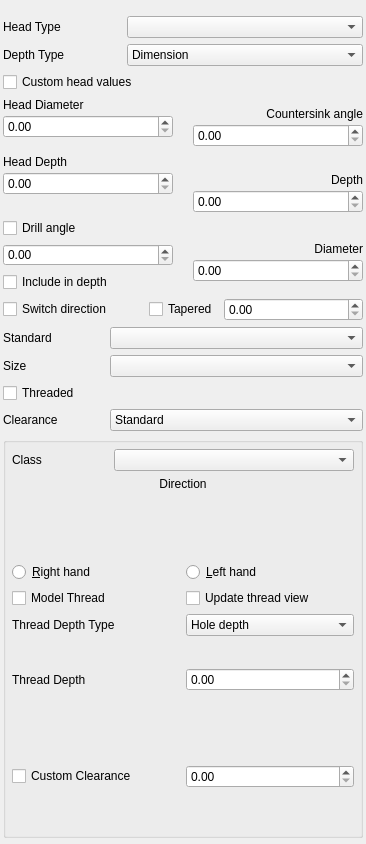
First picture: the form in src/Mod/PartDesign/Gui/TaskHoleParameters.ui, repository kadet1090/FreeCAD, before the edit.
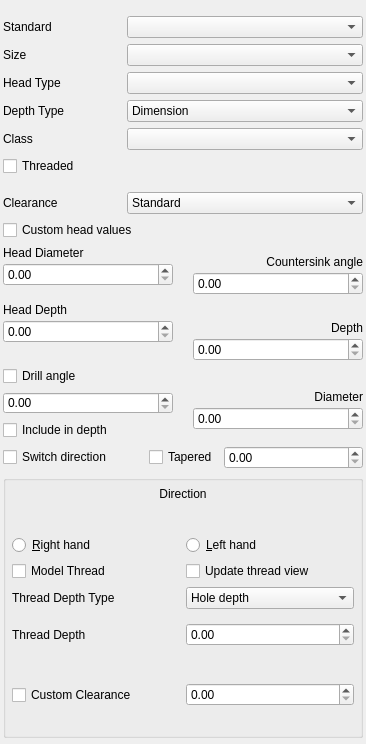
Second picture: the form after the edit. Custom widgets are drawn as their Qt base class.

Commit message:
PD: Change layout of control elements of TaskHoleParameters dialog
See forum thread: https://forum.freecad.org/viewtopic.php?p=823968#p823968

Diff of the .ui file:
```diff
--- a/src/Mod/PartDesign/Gui/TaskHoleParameters.ui
+++ b/src/Mod/PartDesign/Gui/TaskHoleParameters.ui
@@ -7,7 +7,7 @@
     <x>0</x>
     <y>0</y>
     <width>366</width>
-    <height>844</height>
+    <height>744</height>
    </rect>
   </property>
   <property name="sizePolicy">
@@ -37,46 +37,53 @@
      <property name="topMargin">
       <number>10</number>
      </property>
-     <item row="2" column="0">
-      <widget class="Gui::ElideLabel" name="labelDepthType">
-       <property name="sizePolicy">
-        <sizepolicy hsizetype="Ignored" vsizetype="Preferred">
-         <horstretch>0</horstretch>
-         <verstretch>0</verstretch>
-        </sizepolicy>
-       </property>
-       <property name="layoutDirection">
-        <enum>Qt::LayoutDirection::LeftToRight</enum>
-       </property>
-       <property name="text">
-        <string>Depth Type</string>
-       </property>
-      </widget>
-     </item>
-     <item row="2" column="1">
-      <widget class="QComboBox" name="DepthType">
-       <property name="sizePolicy">
-        <sizepolicy hsizetype="Ignored" vsizetype="Fixed">
-         <horstretch>0</horstretch>
-         <verstretch>0</verstretch>
-        </sizepolicy>
-       </property>
-       <property name="layoutDirection">
-        <enum>Qt::LayoutDirection::LeftToRight</enum>
-       </property>
-       <item>
-        <property name="text">
-         <string>Dimension</string>
-        </property>
-       </item>
-       <item>
-        <property name="text">
-         <string>Through all</string>
-        </property>
-       </item>
-      </widget>
-     </item>
      <item row="0" column="0">
+      <widget class="Gui::ElideLabel" name="labelThreadType">
+       <property name="sizePolicy">
+        <sizepolicy hsizetype="Ignored" vsizetype="Preferred">
+         <horstretch>0</horstretch>
+         <verstretch>0</verstretch>
+        </sizepolicy>
+       </property>
+       <property name="text">
+        <string>Standard</string>
+       </property>
+      </widget>
+     </item>
+     <item row="0" column="1">
+      <widget class="QComboBox" name="ThreadType">
+       <property name="sizePolicy">
+        <sizepolicy hsizetype="Ignored" vsizetype="Fixed">
+         <horstretch>0</horstretch>
+         <verstretch>0</verstretch>
+        </sizepolicy>
+       </property>
+      </widget>
+     </item>
+     <item row="1" column="0">
+      <widget class="Gui::ElideLabel" name="labelSize">
+       <property name="sizePolicy">
+        <sizepolicy hsizetype="Ignored" vsizetype="Preferred">
+         <horstretch>0</horstretch>
+         <verstretch>0</verstretch>
+        </sizepolicy>
+       </property>
+       <property name="text">
+        <string>Size</string>
+       </property>
+      </widget>
+     </item>
+     <item row="1" column="1">
+      <widget class="QComboBox" name="ThreadSize">
+       <property name="sizePolicy">
+        <sizepolicy hsizetype="Ignored" vsizetype="Fixed">
+         <horstretch>0</horstretch>
+         <verstretch>0</verstretch>
+        </sizepolicy>
+       </property>
+      </widget>
+     </item>
+     <item row="2" column="0">
       <widget class="Gui::ElideLabel" name="labelHeadType">
        <property name="sizePolicy">
         <sizepolicy hsizetype="Ignored" vsizetype="Preferred">
@@ -92,7 +99,7 @@
        </property>
       </widget>
      </item>
-     <item row="0" column="1">
+     <item row="2" column="1">
       <widget class="QComboBox" name="HoleCutType">
        <property name="sizePolicy">
         <sizepolicy hsizetype="Ignored" vsizetype="Fixed">
@@ -105,6 +112,136 @@
        </property>
       </widget>
      </item>
+     <item row="3" column="0">
+      <widget class="Gui::ElideLabel" name="labelDepthType">
+       <property name="sizePolicy">
+        <sizepolicy hsizetype="Ignored" vsizetype="Preferred">
+         <horstretch>0</horstretch>
+         <verstretch>0</verstretch>
+        </sizepolicy>
+       </property>
+       <property name="layoutDirection">
+        <enum>Qt::LayoutDirection::LeftToRight</enum>
+       </property>
+       <property name="text">
+        <string>Depth Type</string>
+       </property>
+      </widget>
+     </item>
+     <item row="3" column="1">
+      <widget class="QComboBox" name="DepthType">
+       <property name="sizePolicy">
+        <sizepolicy hsizetype="Ignored" vsizetype="Fixed">
+         <horstretch>0</horstretch>
+         <verstretch>0</verstretch>
+        </sizepolicy>
+       </property>
+       <property name="layoutDirection">
+        <enum>Qt::LayoutDirection::LeftToRight</enum>
+       </property>
+       <item>
+        <property name="text">
+         <string>Dimension</string>
+        </property>
+       </item>
+       <item>
+        <property name="text">
+         <string>Through all</string>
+        </property>
+       </item>
+      </widget>
+     </item>
+     <item row="4" column="0">
+      <widget class="Gui::ElideLabel" name="labelThreadClass">
+       <property name="sizePolicy">
+        <sizepolicy hsizetype="Preferred" vsizetype="Preferred">
+         <horstretch>0</horstretch>
+         <verstretch>0</verstretch>
+        </sizepolicy>
+       </property>
+       <property name="text">
+        <string>Class</string>
+       </property>
+      </widget>
+     </item>
+     <item row="4" column="1">
+      <widget class="QComboBox" name="ThreadClass">
+       <property name="sizePolicy">
+        <sizepolicy hsizetype="Ignored" vsizetype="Fixed">
+         <horstretch>0</horstretch>
+         <verstretch>0</verstretch>
+        </sizepolicy>
+       </property>
+       <property name="toolTip">
+        <string>Tolerance class for threaded holes according to hole profile</string>
+       </property>
+      </widget>
+     </item>
+    </layout>
+   </item>
+   <item>
+    <widget class="QCheckBox" name="Threaded">
+     <property name="sizePolicy">
+      <sizepolicy hsizetype="Expanding" vsizetype="Fixed">
+       <horstretch>0</horstretch>
+       <verstretch>0</verstretch>
+      </sizepolicy>
+     </property>
+     <property name="toolTip">
+      <string>Whether the hole gets a thread</string>
+     </property>
+     <property name="text">
+      <string>Threaded</string>
+     </property>
+    </widget>
+   </item>
+   <item>
+    <layout class="QGridLayout" name="threadFitLayout" columnstretch="2,4">
+     <property name="topMargin">
+      <number>10</number>
+     </property>
+     <item row="0" column="0">
+      <widget class="Gui::ElideLabel" name="labelThreadClearance">
+       <property name="sizePolicy">
+        <sizepolicy hsizetype="Preferred" vsizetype="Minimum">
+         <horstretch>0</horstretch>
+         <verstretch>0</verstretch>
+        </sizepolicy>
+       </property>
+       <property name="text">
+        <string>Clearance</string>
+       </property>
+      </widget>
+     </item>
+     <item row="0" column="1">
+      <widget class="QComboBox" name="ThreadFit">
+       <property name="sizePolicy">
+        <sizepolicy hsizetype="Preferred" vsizetype="Fixed">
+         <horstretch>0</horstretch>
+         <verstretch>0</verstretch>
+        </sizepolicy>
+       </property>
+       <property name="toolTip">
+        <string>Hole clearance
+Only available for holes without thread</string>
+       </property>
+       <item>
+        <property name="text">
+         <string>Standard</string>
+        </property>
+       </item>
+       <item>
+        <property name="text">
+         <string>Close</string>
+        </property>
+       </item>
+       <item>
+        <property name="text">
+         <string>Wide</string>
+        </property>
+       </item>
+      </widget>
+     </item>
     </layout>
    </item>
    <item>
@@ -584,141 +721,6 @@
      </item>
     </layout>
    </item>
-   <item>
-    <layout class="QGridLayout" name="profileLayout" rowstretch="0,0,0" columnstretch="2,5">
-     <property name="topMargin">
-      <number>0</number>
-     </property>
-     <item row="2" column="1">
-      <widget class="QComboBox" name="ThreadSize">
-       <property name="sizePolicy">
-        <sizepolicy hsizetype="Ignored" vsizetype="Fixed">
-         <horstretch>0</horstretch>
-         <verstretch>0</verstretch>
-        </sizepolicy>
-       </property>
-      </widget>
-     </item>
-     <item row="2" column="0">
-      <widget class="Gui::ElideLabel" name="labelSize">
-       <property name="sizePolicy">
-        <sizepolicy hsizetype="Ignored" vsizetype="Preferred">
-         <horstretch>0</horstretch>
-         <verstretch>0</verstretch>
-        </sizepolicy>
-       </property>
-       <property name="text">
-        <string>Size</string>
-       </property>
-      </widget>
-     </item>
-     <item row="1" column="1">
-      <widget class="QComboBox" name="ThreadType">
-       <property name="sizePolicy">
-        <sizepolicy hsizetype="Ignored" vsizetype="Fixed">
-         <horstretch>0</horstretch>
-         <verstretch>0</verstretch>
-        </sizepolicy>
-       </property>
-      </widget>
-     </item>
-     <item row="1" column="0">
-      <widget class="Gui::ElideLabel" name="labelThreadType">
-       <property name="sizePolicy">
-        <sizepolicy hsizetype="Ignored" vsizetype="Preferred">
-         <horstretch>0</horstretch>
-         <verstretch>0</verstretch>
-        </sizepolicy>
-       </property>
-       <property name="text">
-        <string>Standard</string>
-       </property>
-      </widget>
-     </item>
-    </layout>
-   </item>
-   <item>
-    <widget class="QCheckBox" name="Threaded">
-     <property name="sizePolicy">
-      <sizepolicy hsizetype="Expanding" vsizetype="Fixed">
-       <horstretch>0</horstretch>
-       <verstretch>0</verstretch>
-      </sizepolicy>
-     </property>
-     <property name="toolTip">
-      <string>Whether the hole gets a thread</string>
-     </property>
-     <property name="text">
-      <string>Threaded</string>
-     </property>
-    </widget>
-   </item>
-   <item>
-    <widget class="QWidget" name="ClearanceWidget" native="true">
-     <property name="sizePolicy">
-      <sizepolicy hsizetype="Preferred" vsizetype="Fixed">
-       <horstretch>0</horstretch>
-       <verstretch>0</verstretch>
-      </sizepolicy>
-     </property>
-     <layout class="QHBoxLayout" name="horizontalLayout_6" stretch="2,5">
-      <property name="leftMargin">
-       <number>0</number>
-      </property>
-      <property name="topMargin">
-       <number>0</number>
-      </property>
-      <property name="rightMargin">
-       <number>0</number>
-      </property>
-      <property name="bottomMargin">
-       <number>0</number>
-      </property>
-      <item>
-       <widget class="Gui::ElideLabel" name="labelThreadClearance">
-        <property name="sizePolicy">
-         <sizepolicy hsizetype="Preferred" vsizetype="Minimum">
-          <horstretch>0</horstretch>
-          <verstretch>0</verstretch>
-         </sizepolicy>
-        </property>
-        <property name="text">
-         <string>Clearance</string>
-        </property>
-       </widget>
-      </item>
-      <item>
-       <widget class="QComboBox" name="ThreadFit">
-        <property name="sizePolicy">
-         <sizepolicy hsizetype="Preferred" vsizetype="Fixed">
-          <horstretch>0</horstretch>
-          <verstretch>0</verstretch>
-         </sizepolicy>
-        </property>
-        <property name="toolTip">
-         <string>Hole clearance
-Only available for holes without thread</string>
-        </property>
-        <item>
-         <property name="text">
-          <string>Standard</string>
-         </property>
-        </item>
-        <item>
-         <property name="text">
-          <string>Close</string>
-         </property>
-        </item>
-        <item>
-         <property name="text">
-          <string>Wide</string>
-         </property>
-        </item>
-       </widget>
-      </item>
-     </layout>
-    </widget>
-   </item>
    <item>
     <widget class="QGroupBox" name="ThreadGroupBox">
      <property name="sizePolicy">
@@ -752,39 +754,6 @@
       <property name="bottomMargin">
        <number>6</number>
       </property>
-      <item>
-       <layout class="QGridLayout" name="classLayout" columnstretch="2,5">
-        <property name="topMargin">
-         <number>0</number>
-        </property>
-        <item row="0" column="1">
-         <widget class="QComboBox" name="ThreadClass">
-          <property name="sizePolicy">
-           <sizepolicy hsizetype="Ignored" vsizetype="Fixed">
-            <horstretch>0</horstretch>
-            <verstretch>0</verstretch>
-           </sizepolicy>
-          </property>
-          <property name="toolTip">
-           <string>Tolerance class for threaded holes according to hole profile</string>
-          </property>
-         </widget>
-        </item>
-        <item row="0" column="0">
-         <widget class="Gui::ElideLabel" name="labelThreadClass">
-          <property name="sizePolicy">
-           <sizepolicy hsizetype="Preferred" vsizetype="Preferred">
-            <horstretch>0</horstretch>
-            <verstretch>0</verstretch>
-           </sizepolicy>
-          </property>
-          <property name="text">
-           <string>Class</string>
-          </property>
-         </widget>
-        </item>
-       </layout>
-      </item>
       <item>
        <layout class="QVBoxLayout" name="verticalLayout">
         <property name="topMargin">
```
Left out of the diff: 2 changed lines with no effect on the pictures. The commit also changes 1 other file.
